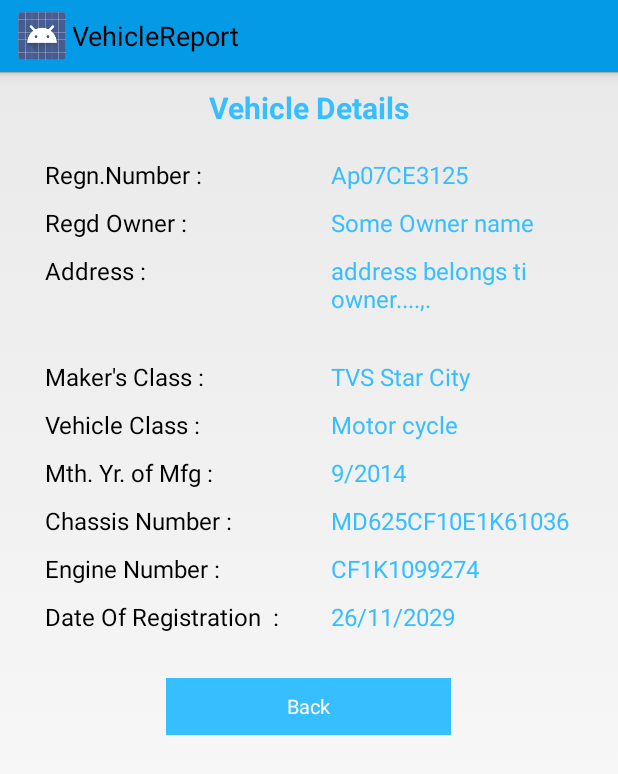
After one commit to zakeer/CitizenApp, an Android app: the VehicleReport screen opened directly, with no data from a screen before it, on a phone screen of 412 x 824 dp. The commit adds this screen. Shown: the top 774 px of the screen. Run offline under Robolectric (Android 15) with nearby library versions, the phone set to English and light mode, and no system bars.

Commit message:
with all layouts

```diff
--- a/app/src/main/AndroidManifest.xml
+++ b/app/src/main/AndroidManifest.xml
@@ -50,6 +50,9 @@
             android:name=".ResultActivity"
             android:label="@string/title_activity_result" >
         </activity>
+        <activity
+            android:name=".VehicleReport"
+            android:label="@string/title_activity_vehicle_report"></activity>
     </application>
 
 </manifest>
--- /dev/null
+++ b/app/src/main/java/me/zakeer/startapp/VehicleReport.java
@@ -0,0 +1,42 @@
+package me.zakeer.startapp;
+
+import android.app.Activity;
+import android.os.Bundle;
+import android.view.MenuItem;
+import android.view.View;
+import android.widget.Button;
+
+
+public class VehicleReport extends Activity {
+
+
+    @Override
+    protected void onCreate(Bundle savedInstanceState) {
+        super.onCreate(savedInstanceState);
+        setContentView(R.layout.activity_vehicle_report);
+        Button backButton = (Button) this.findViewById(R.id.button);
+        backButton.setOnClickListener(new View.OnClickListener() {
+            @Override
+            public void onClick(View v) {
+                finish();
+            }
+        });
+
+    }
+
+
+    @Override
+    public boolean onOptionsItemSelected(MenuItem item) {
+        // Handle action bar item clicks here. The action bar will
+        // automatically handle clicks on the Home/Up button, so long
+        // as you specify a parent activity in AndroidManifest.xml.
+        int id = item.getItemId();
+
+        //noinspection SimplifiableIfStatement
+        if (id == R.id.action_settings) {
+            return true;
+        }
+
+        return super.onOptionsItemSelected(item);
+    }
+}
--- /dev/null
+++ b/app/src/main/res/layout/activity_vehicle_report.xml
@@ -0,0 +1,288 @@
+<RelativeLayout xmlns:android="http://schemas.android.com/apk/res/android"
+    xmlns:tools="http://schemas.android.com/tools"
+    android:layout_width="match_parent"
+    android:layout_height="match_parent"
+    tools:context="me.zakeer.startapp.VehicleReports">
+
+    <TextView
+        android:id="@+id/textView"
+        android:layout_width="match_parent"
+        android:layout_height="wrap_content"
+        android:layout_alignParentTop="true"
+        android:layout_marginTop="10sp"
+        android:gravity="center"
+        android:text="Vehicle Details"
+        android:textColor="#ff36beff"
+        android:textSize="20dp"
+        android:textStyle="bold" />
+
+    <LinearLayout
+        android:id="@+id/linearLayout1"
+        android:layout_width="match_parent"
+        android:layout_height="wrap_content"
+        android:layout_below="@+id/textView"
+        android:layout_marginLeft="30dp"
+        android:layout_marginTop="20dp"
+        android:orientation="horizontal">
+
+        <TextView
+            android:id="@+id/regNum"
+            android:layout_width="0dp"
+            android:layout_height="wrap_content"
+            android:layout_weight=".5"
+            android:text="Regn.Number :"
+            android:textColor="#000000"
+            android:textSize="16dp" />
+
+        <TextView
+            android:id="@+id/regText"
+            android:layout_width="0dp"
+            android:layout_height="wrap_content"
+            android:layout_weight=".5"
+            android:text="Ap07CE3125 "
+            android:textColor="#ff36beff"
+            android:textSize="16dp" />
+    </LinearLayout>
+
+    <LinearLayout
+        android:id="@+id/linearLayout2"
+        android:layout_width="match_parent"
+        android:layout_height="wrap_content"
+        android:layout_below="@+id/linearLayout1"
+        android:layout_marginLeft="30dp"
+        android:layout_marginTop="10dp"
+        android:orientation="horizontal">
+
+        <TextView
+            android:id="@+id/regOwner"
+            android:layout_width="0dp"
+            android:layout_height="wrap_content"
+            android:layout_weight=".5"
+            android:text="Regd Owner :"
+            android:textColor="#000000"
+            android:textSize="16dp" />
+
+        <TextView
+            android:id="@+id/OwnerText"
+            android:layout_width="0dp"
+            android:layout_height="wrap_content"
+            android:layout_weight=".5"
+            android:text="Some Owner name "
+            android:textColor="#ff36beff"
+            android:textSize="16dp" />
+    </LinearLayout>
+
+    <LinearLayout
+        android:id="@+id/linearLayout3"
+        android:layout_width="match_parent"
+        android:layout_height="wrap_content"
+        android:layout_below="@+id/linearLayout2"
+        android:layout_marginLeft="30dp"
+        android:layout_marginTop="10dp"
+        android:orientation="horizontal">
+
+        <TextView
+            android:id="@+id/address"
+            android:layout_width="0dp"
+            android:layout_height="wrap_content"
+            android:layout_weight=".5"
+            android:text="Address :"
+            android:textColor="#000000"
+            android:textSize="16dp" />
+
+        <TextView
+            android:id="@+id/addressText"
+            android:layout_width="0dp"
+            android:layout_height="wrap_content"
+            android:layout_weight=".5"
+            android:text="address belongs ti owner....,.
+              "
+            android:textColor="#ff36beff"
+            android:textSize="16dp" />
+    </LinearLayout>
+
+    <LinearLayout
+        android:id="@+id/linearLayout4"
+        android:layout_width="match_parent"
+        android:layout_height="wrap_content"
+        android:layout_below="@+id/linearLayout3"
+        android:layout_marginLeft="30dp"
+        android:layout_marginTop="30dp"
+        android:orientation="horizontal">
+
+        <TextView
+            android:id="@+id/makersClass"
+            android:layout_width="0dp"
+            android:layout_height="wrap_content"
+            android:layout_weight=".5"
+            android:text="Maker's Class :"
+            android:textColor="#000000"
+            android:textSize="16dp" />
+
+        <TextView
+            android:id="@+id/makersText"
+            android:layout_width="0dp"
+            android:layout_height="wrap_content"
+            android:layout_weight=".5"
+            android:text="TVS Star City "
+            android:textColor="#ff36beff"
+            android:textSize="16dp" />
+    </LinearLayout>
+
+    <LinearLayout
+        android:id="@+id/linearLayout5"
+        android:layout_width="match_parent"
+        android:layout_height="wrap_content"
+        android:layout_below="@+id/linearLayout4"
+        android:layout_marginLeft="30dp"
+        android:layout_marginTop="10dp"
+        android:orientation="horizontal">
+
+        <TextView
+            android:id="@+id/vehicleClass"
+            android:layout_width="0dp"
+            android:layout_height="wrap_content"
+            android:layout_weight=".5"
+            android:text="Vehicle Class :"
+            android:textColor="#000000"
+            android:textSize="16dp" />
+
+        <TextView
+            android:id="@+id/vehicleText"
+            android:layout_width="0dp"
+            android:layout_height="wrap_content"
+            android:layout_weight=".5"
+            android:text="Motor cycle "
+            android:textColor="#ff36beff"
+            android:textSize="16dp" />
+    </LinearLayout>
+
+    <LinearLayout
+        android:id="@+id/linearLayout6"
+        android:layout_width="match_parent"
+        android:layout_height="wrap_content"
+        android:layout_below="@+id/linearLayout5"
+        android:layout_marginLeft="30dp"
+        android:layout_marginTop="10dp"
+        android:orientation="horizontal">
+
+        <TextView
+            android:id="@+id/mthYr"
+            android:layout_width="0dp"
+            android:layout_height="wrap_content"
+            android:layout_weight=".5"
+            android:text="Mth. Yr. of Mfg :"
+            android:textColor="#000000"
+            android:textSize="16dp" />
+
+        <TextView
+            android:id="@+id/mthText"
+            android:layout_width="0dp"
+            android:layout_height="wrap_content"
+            android:layout_weight=".5"
+            android:text="9/2014 "
+            android:textColor="#ff36beff"
+            android:textSize="16dp" />
+    </LinearLayout>
+
+    <LinearLayout
+        android:id="@+id/linearLayout7"
+        android:layout_width="match_parent"
+        android:layout_height="wrap_content"
+        android:layout_below="@+id/linearLayout6"
+        android:layout_marginLeft="30dp"
+        android:layout_marginTop="10dp"
+        android:orientation="horizontal">
+
+        <TextView
+            android:id="@+id/chassisNum"
+            android:layout_width="0dp"
+            android:layout_height="wrap_content"
+            android:layout_weight=".5"
+            android:text="Chassis Number :"
+            android:textColor="#000000"
+            android:textSize="16dp" />
+
+        <TextView
+            android:id="@+id/chassisText"
+            android:layout_width="0dp"
+            android:layout_height="wrap_content"
+            android:layout_weight=".5"
+            android:text="MD625CF10E1K61036 "
+            android:textColor="#ff36beff"
+            android:textSize="16dp" />
+    </LinearLayout>
+
+    <LinearLayout
+        android:id="@+id/linearLayout8"
+        android:layout_width="match_parent"
+        android:layout_height="wrap_content"
+        android:layout_below="@+id/linearLayout7"
+        android:layout_marginLeft="30dp"
+        android:layout_marginTop="10dp"
+        android:orientation="horizontal">
+
+        <TextView
+            android:id="@+id/engineNum"
+            android:layout_width="0dp"
+            android:layout_height="wrap_content"
+            android:layout_weight=".5"
+            android:text="Engine Number :"
+            android:textColor="#000000"
+            android:textSize="16dp" />
+
+        <TextView
+            android:id="@+id/enginText"
+            android:layout_width="0dp"
+            android:layout_height="wrap_content"
+            android:layout_weight=".5"
+            android:text="CF1K1099274 "
+            android:textColor="#ff36beff"
+            android:textSize="16dp" />
+    </LinearLayout>
+    /-
+
+    <LinearLayout
+        android:id="@+id/linearLayout9"
+        android:layout_width="match_parent"
+        android:layout_height="wrap_content"
+        android:layout_below="@+id/linearLayout8"
+        android:layout_marginLeft="30dp"
+        android:layout_marginTop="10dp"
+        android:orientation="horizontal">
+
+        <TextView
+            android:id="@+id/dateOfRegistration"
+            android:layout_width="0dp"
+            android:layout_height="wrap_content"
+            android:layout_weight=".5"
+            android:text="Date Of Registration  :"
+            android:textColor="#000000"
+            android:textSize="16dp" />
+
+        <TextView
+            android:id="@+id/fireText"
+            android:layout_width="0dp"
+            android:layout_height="wrap_content"
+            android:layout_weight=".5"
+            android:text="26/11/2029 "
+            android:textColor="#ff36beff"
+            android:textSize="16dp" />
+
+
+    </LinearLayout>
+
+    <Button
+        android:id="@+id/button"
+        android:layout_width="190dp"
+        android:layout_height="38dp"
+        android:layout_below="@+id/linearLayout9"
+        android:layout_centerHorizontal="true"
+        android:layout_marginTop="30sp"
+        android:background="#ff36beff"
+        android:text="Back"
+        android:textColor="#fff"
+        android:textSize="13dp" />
+
+
+</RelativeLayout>
--- a/app/src/main/res/values/strings.xml
+++ b/app/src/main/res/values/strings.xml
@@ -12,4 +12,5 @@
     <string name="title_activity_official">OfficialActivity</string>
     <string name="title_activity_view_repots">ViewRepots</string>
     <string name="title_activity_result">ResultActivity</string>
+    <string name="title_activity_vehicle_report">VehicleReport</string>
 </resources>
```
Also changed, not shown: app/src/main/java/me/zakeer/startapp/HelpMeTracking.java (+14 -14 lines), app/src/main/java/me/zakeer/startapp/ResultActivity.java (+52 -3 lines), app/src/main/java/me/zakeer/startapp/TravelTracking.java (+17 -19 lines), app/src/main/java/me/zakeer/startapp/VehicleDetails.java (+19 -4 lines), app/src/main/res/layout/fragment_vehicle_details.xml (+27 -25 lines), app/src/main/res/layout/travel_detail.xml (added, +24 -0 lines).
